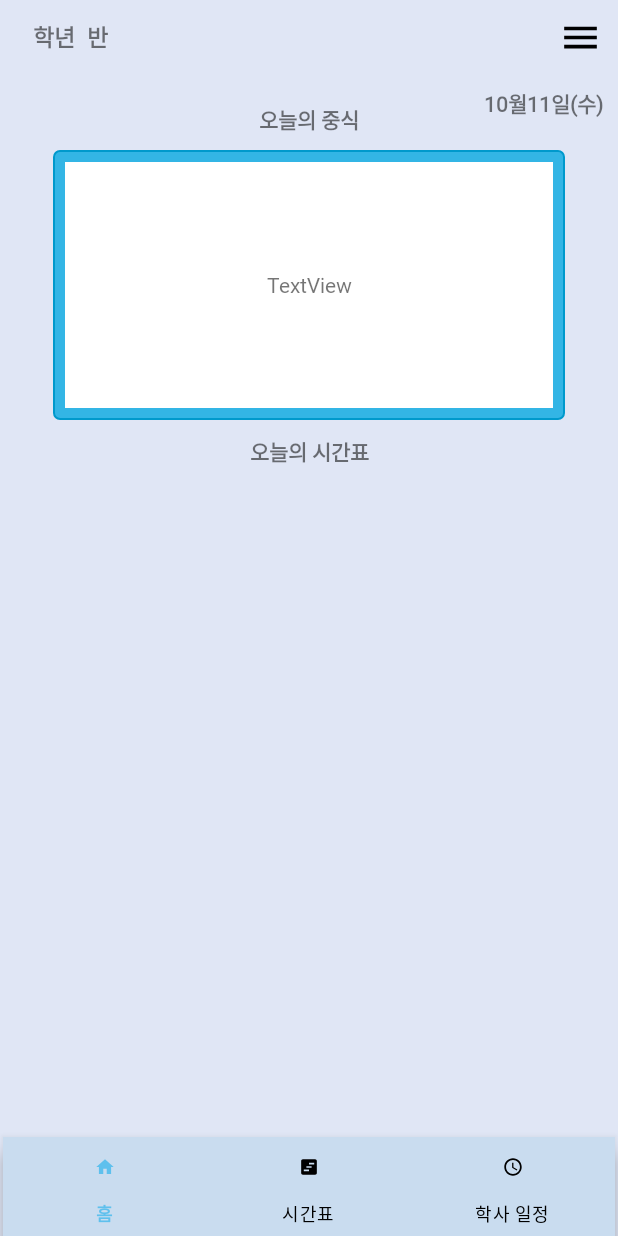
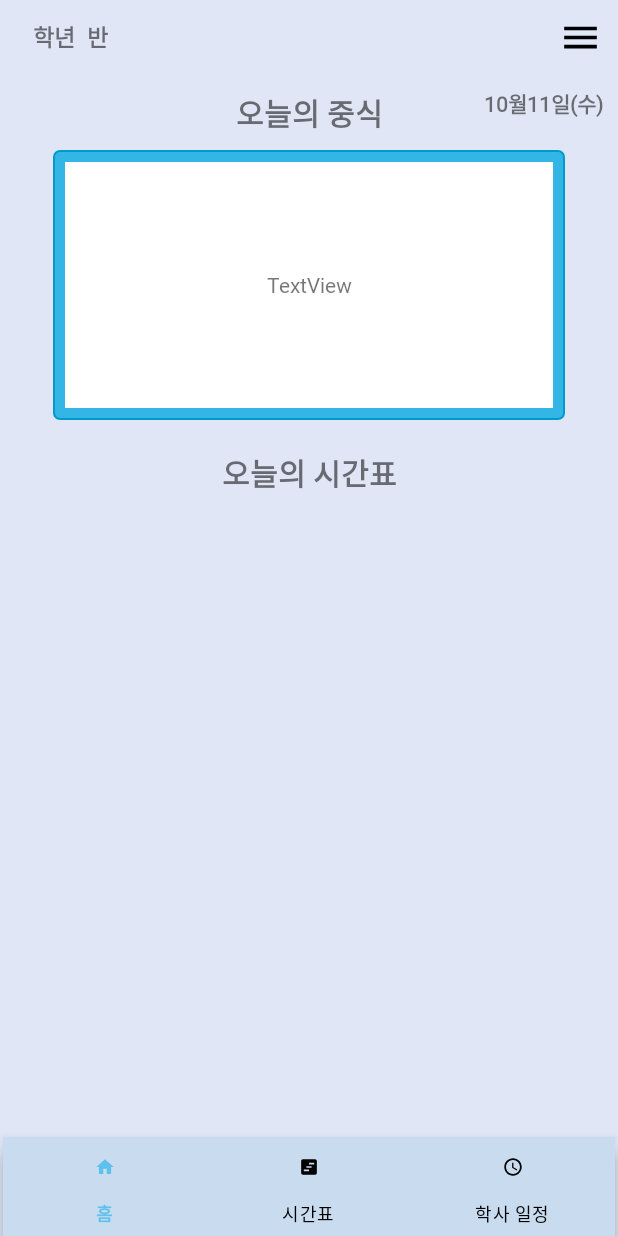
Before and after one commit to Taron8530/timetable, an Android app: the HomeFragment screen opened directly, with no data from a screen before it, on a phone screen of 412 x 824 dp. Run offline under Robolectric (Android 15) with nearby library versions, the phone set to English and light mode, and no system bars; Roboto replaces fonts that are not available here.

Commit message:
homeFragment textsize modify

```diff
--- a/app/src/main/java/com/example/timetable/LoginActivity.kt
+++ b/app/src/main/java/com/example/timetable/LoginActivity.kt
@@ -216,6 +216,7 @@ class LoginActivity : AppCompatActivity() {
                 if (editor.commit()) {
                     var intent = Intent(applicationContext, MainActivity::class.java)
                     startActivity(intent)
+                    finish()
                 } else {
                     Toast.makeText(
                         applicationContext,
@@ -324,4 +325,7 @@ class LoginActivity : AppCompatActivity() {
             finish()
         }
     }
+    fun checkNetwork(){
+
+    }
 }
--- a/app/src/main/res/layout/fragment_home.xml
+++ b/app/src/main/res/layout/fragment_home.xml
@@ -37,6 +37,7 @@
         android:textStyle="bold"
         android:id="@+id/lunch_show_date"
         android:layout_width="wrap_content"
+        android:textSize="20dp"
         android:layout_height="wrap_content"
         android:layout_marginBottom="10dp"
         android:text="오늘의 중식"
@@ -64,8 +65,9 @@
         android:id="@+id/time_table_showDate"
         android:layout_width="wrap_content"
         android:layout_height="wrap_content"
-        android:layout_marginTop="10dp"
+        android:layout_marginTop="20dp"
         android:text="오늘의 시간표"
+        android:textSize="20dp"
         android:textStyle="bold"
         android:fontFamily="@font/topbar_font"
         app:layout_constraintEnd_toEndOf="parent"
```
